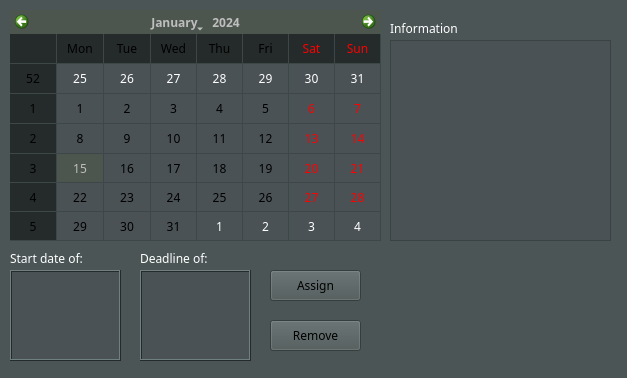
First picture: the form in maintenance.ui, repository totargaming/AutomotiveRepairManagement, before the edit.
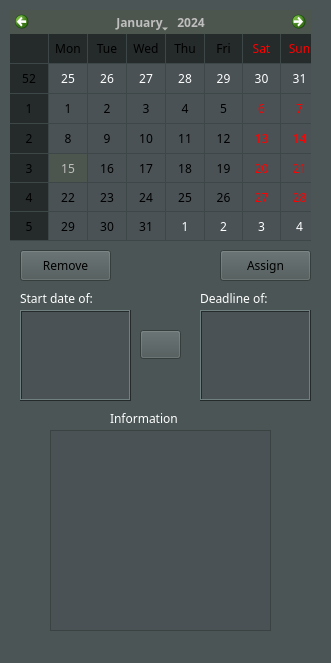
Second picture: the form after the edit. Icons and pictures are not drawn.

Patch:
```diff
--- a/maintenance.ui
+++ b/maintenance.ui
@@ -6,10 +6,22 @@
    <rect>
     <x>0</x>
     <y>0</y>
-    <width>627</width>
-    <height>378</height>
+    <width>331</width>
+    <height>663</height>
    </rect>
   </property>
+  <property name="minimumSize">
+   <size>
+    <width>331</width>
+    <height>663</height>
+   </size>
+  </property>
+  <property name="maximumSize">
+   <size>
+    <width>331</width>
+    <height>663</height>
+   </size>
+  </property>
   <property name="palette">
    <palette>
     <active>
@@ -505,7 +517,7 @@
     <rect>
      <x>10</x>
      <y>10</y>
-     <width>371</width>
+     <width>301</width>
      <height>231</height>
     </rect>
    </property>
@@ -551,8 +563,8 @@
   <widget class="QTableView" name="startDateTable">
    <property name="geometry">
     <rect>
-     <x>10</x>
-     <y>270</y>
+     <x>20</x>
+     <y>310</y>
      <width>111</width>
      <height>91</height>
     </rect>
@@ -584,8 +596,8 @@
   <widget class="QLabel" name="startDateLabel">
    <property name="geometry">
     <rect>
-     <x>10</x>
-     <y>250</y>
+     <x>20</x>
+     <y>290</y>
      <width>101</width>
      <height>16</height>
     </rect>
@@ -602,8 +614,8 @@
   <widget class="QTableView" name="deadlineTable">
    <property name="geometry">
     <rect>
-     <x>140</x>
-     <y>270</y>
+     <x>200</x>
+     <y>310</y>
      <width>111</width>
      <height>91</height>
     </rect>
@@ -635,8 +647,8 @@
   <widget class="QLabel" name="deadlineLabel">
    <property name="geometry">
     <rect>
-     <x>140</x>
-     <y>250</y>
+     <x>200</x>
+     <y>290</y>
      <width>101</width>
      <height>16</height>
     </rect>
@@ -653,8 +665,8 @@
   <widget class="QTextEdit" name="txtInfo">
    <property name="geometry">
     <rect>
-     <x>390</x>
-     <y>40</y>
+     <x>50</x>
+     <y>430</y>
      <width>221</width>
      <height>201</height>
     </rect>
@@ -672,8 +684,8 @@
   <widget class="QLabel" name="informationLabel">
    <property name="geometry">
     <rect>
-     <x>390</x>
-     <y>20</y>
+     <x>110</x>
+     <y>410</y>
      <width>101</width>
      <height>16</height>
     </rect>
@@ -690,8 +702,8 @@
   <widget class="QPushButton" name="addBtn">
    <property name="geometry">
     <rect>
-     <x>270</x>
-     <y>270</y>
+     <x>220</x>
+     <y>250</y>
      <width>91</width>
      <height>31</height>
     </rect>
@@ -708,8 +720,8 @@
   <widget class="QPushButton" name="removeBtn">
    <property name="geometry">
     <rect>
-     <x>270</x>
-     <y>320</y>
+     <x>20</x>
+     <y>250</y>
      <width>91</width>
      <height>31</height>
     </rect>
@@ -723,6 +735,35 @@
     <string>Remove</string>
    </property>
   </widget>
+  <widget class="QPushButton" name="homeBtn">
+   <property name="geometry">
+    <rect>
+     <x>140</x>
+     <y>330</y>
+     <width>41</width>
+     <height>29</height>
+    </rect>
+   </property>
+   <property name="cursor">
+    <cursorShape>PointingHandCursor</cursorShape>
+   </property>
+   <property name="styleSheet">
+    <string notr="true">background-color: rgb(75, 85, 85);</string>
+   </property>
+   <property name="text">
+    <string/>
+   </property>
+   <property name="icon">
+    <iconset resource="appIcon.qrc">
+     <normaloff>:/icon/icons/Main.png</normaloff>:/icon/icons/Main.png</iconset>
+   </property>
+   <property name="iconSize">
+    <size>
+     <width>25</width>
+     <height>25</height>
+    </size>
+   </property>
+  </widget>
  </widget>
  <resources/>
  <connections/>
```
Left out of the diff: 4 changed lines with no effect on the pictures.
